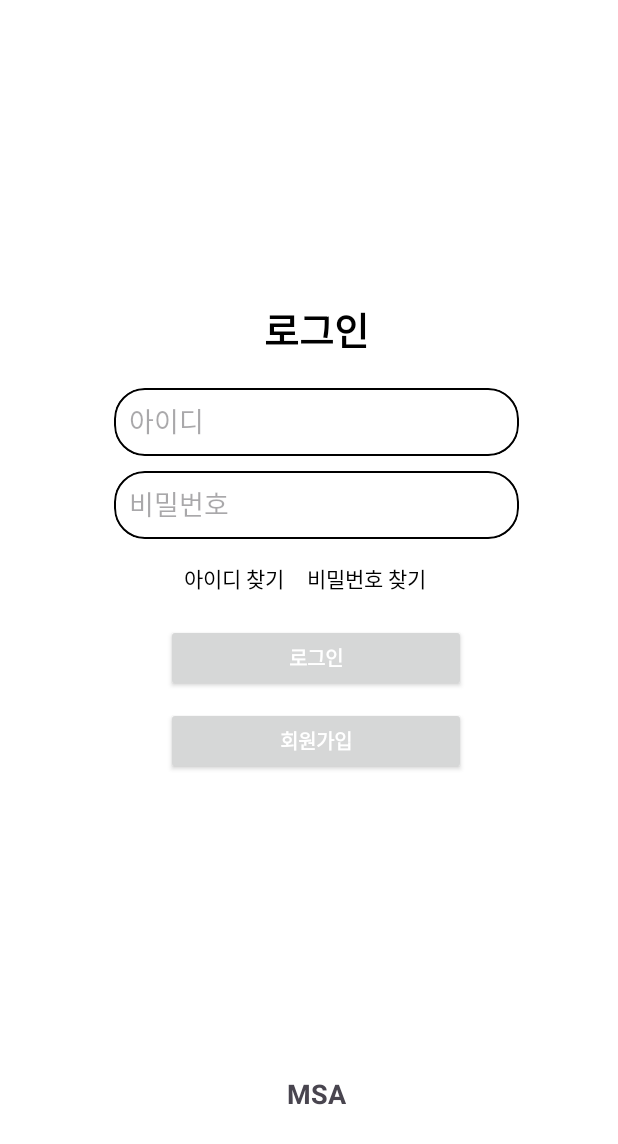
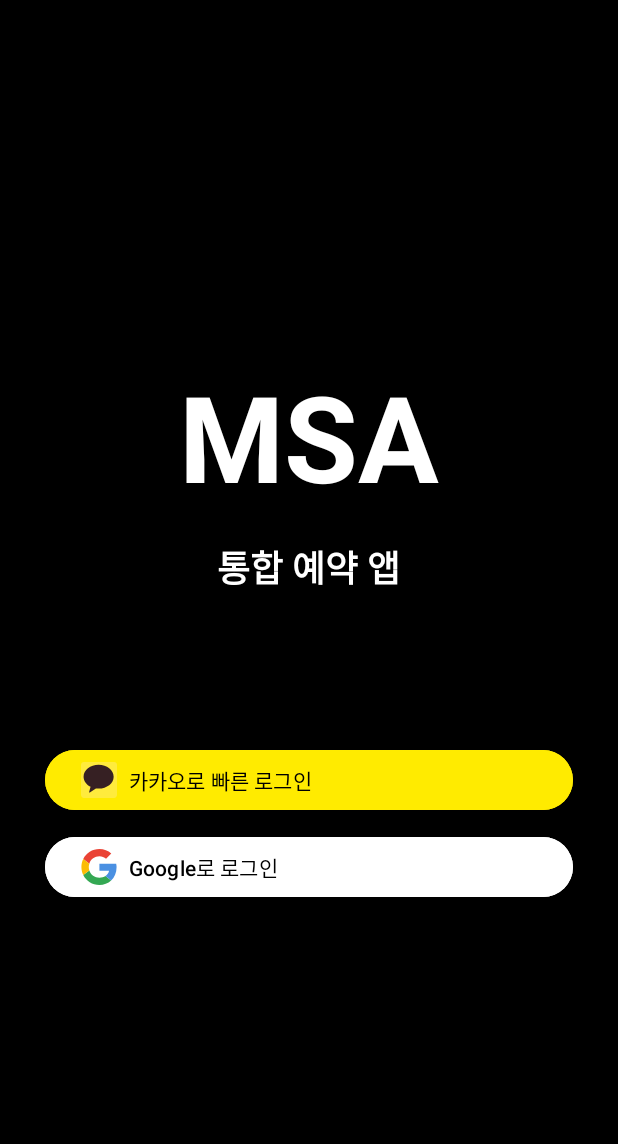
Before and after one commit to parkbjgit/MSA, an Android app: the screen it shows after launch (LoginActivity), on a phone screen of 412 x 824 dp. Shown: the top 1144 px of the screen. Run offline under Robolectric (Android 15) with nearby library versions, the light colour scheme and no system bars.

Commit message:
로그인 화면 카카오, 구글 로그인으로 변경 일단 구글 로그인만 개발 예정

```diff
--- a/app/src/main/java/com/example/msa/LoginActivity.java
+++ b/app/src/main/java/com/example/msa/LoginActivity.java
@@ -9,17 +9,16 @@
 
 public class LoginActivity extends AppCompatActivity {
 
-    private Button btn_login, btn_signup;
+    private Button btn_google_login, btn_signup;
 
     @Override
     protected void onCreate(Bundle savedInstanceState) {
         super.onCreate(savedInstanceState);
         setContentView(R.layout.activity_login);
 
-        btn_login = findViewById(R.id.btn_login);
-        btn_signup = findViewById(R.id.btn_signup);
+        btn_google_login = findViewById(R.id.btn_google_login);
 
-        btn_login.setOnClickListener(new View.OnClickListener() {
+        btn_google_login.setOnClickListener(new View.OnClickListener() {
             @Override
             public void onClick(View v) {
                 // btn_login 클릭 시 activity_main으로 화면 이동
@@ -27,14 +26,5 @@
                 startActivity(intent);
             }
         });
-
-        btn_signup.setOnClickListener(new View.OnClickListener() {
-            @Override
-            public void onClick(View v) {
-                // btn_signup 클릭 시 activity_signup으로 화면 이동
-                Intent intent = new Intent(LoginActivity.this, SignUpActivity.class);
-                startActivity(intent);
-            }
-        });
     }
 }
--- /dev/null
+++ b/app/src/main/res/drawable/google.xml
@@ -0,0 +1,11 @@
+<vector xmlns:android="http://schemas.android.com/apk/res/android" android:height="24dp" android:viewportHeight="512" android:viewportWidth="512" android:width="24dp">
+
+    <path android:fillColor="#EA4335" android:pathData="M118.2,208.3c19.9,-60.3 76.5,-103.6 143.7,-103.6c36.1,0 68.6,12.8 94.3,33.7L430.5,64C385.2,24.4 327,0 261.8,0C160.9,0 74,57.6 32.3,141.9L118.2,208.3z"/>
+
+    <path android:fillColor="#34A853" android:pathData="M348,384.3c-23.3,15 -52.8,23 -86.2,23c-66.9,0 -123.3,-43 -143.4,-102.9l-86.2,65.4C73.9,454.3 160.8,512 261.8,512c62.6,0 122.4,-22.2 167.1,-64L348,384.3z"/>
+
+    <path android:fillColor="#4A90E2" android:pathData="M428.9,448c46.8,-43.7 77.2,-108.7 77.2,-192c0,-15.1 -2.3,-31.4 -5.8,-46.5H261.8v98.9h137.3c-6.8,33.3 -25,59 -51.1,75.9L428.9,448z"/>
+
+    <path android:fillColor="#FBBC05" android:pathData="M118.4,304.4c-5.1,-15.2 -7.9,-31.4 -7.9,-48.4c0,-16.7 2.7,-32.7 7.6,-47.7l-85.9,-66.4C15.1,176.2 5.8,214.9 5.8,256c0,40.9 9.5,79.6 26.4,113.8L118.4,304.4z"/>
+
+</vector>
--- /dev/null
+++ b/app/src/main/res/drawable/kakao.xml
@@ -0,0 +1,7 @@
+<vector xmlns:android="http://schemas.android.com/apk/res/android" android:height="24.001896dp" android:viewportHeight="126.61" android:viewportWidth="126.6" android:width="24dp">
+
+    <path android:fillColor="#FFEB3D" android:pathData="M126.6,116.47C126.6,122.06 122.06,126.61 116.46,126.61L10.13,126.61C4.54,126.61 -0,122.06 -0,116.47L-0,10.14C-0,4.54 4.54,0 10.13,0L116.46,0C122.06,0 126.6,4.54 126.6,10.14Z"/>
+
+    <path android:fillColor="#362023" android:pathData="M61.94,10.01C32.73,10.01 9.06,28.7 9.06,51.77C9.06,66.61 18.87,79.62 33.6,87.04L28.61,105.65C28.42,106.23 28.57,106.84 28.99,107.25C29.28,107.52 29.66,107.68 30.06,107.68C30.39,107.68 30.7,107.54 30.99,107.32L52.42,92.85C55.53,93.3 58.7,93.55 61.94,93.55C91.14,93.55 114.84,74.87 114.84,51.77C114.84,28.7 91.14,10.01 61.94,10.01"/>
+
+</vector>
--- a/app/src/main/res/layout/activity_login.xml
+++ b/app/src/main/res/layout/activity_login.xml
@@ -1,127 +1,65 @@
 <?xml version="1.0" encoding="utf-8"?>
-<FrameLayout xmlns:android="http://schemas.android.com/apk/res/android"
+<RelativeLayout xmlns:android="http://schemas.android.com/apk/res/android"
     xmlns:tools="http://schemas.android.com/tools"
+    android:id="@+id/layout_root"
     android:layout_width="match_parent"
     android:layout_height="match_parent"
-    xmlns:app="http://schemas.android.com/apk/res-auto"
-    android:background="#ffffff">
+    android:background="#000000"
+    android:gravity="center"
+    tools:context=".MainActivity">
 
 
-    <LinearLayout
+    <TextView
+        android:id="@+id/logoText"
+        android:layout_width="wrap_content"
+        android:layout_height="wrap_content"
+        android:layout_marginTop="16dp"
+        android:layout_centerHorizontal="true"
+        android:text="MSA"
+        android:textColor="@android:color/white"
+        android:textSize="80sp"
+        android:textStyle="bold" />
+
+    <TextView
+        android:id="@+id/logoText2"
+        android:layout_width="wrap_content"
+        android:layout_height="wrap_content"
+        android:layout_below="@id/logoText"
+        android:layout_marginTop="16dp"
+        android:layout_centerHorizontal="true"
+        android:text="통합 예약 앱"
+        android:textColor="@android:color/white"
+        android:textSize="24sp"
+        android:textStyle="bold" />
+
+    <!-- KakaoTalk Login Button -->
+    <Button
+        android:id="@+id/btn_kakao_login"
         android:layout_width="match_parent"
-        android:layout_height="match_parent"
-        android:layout_marginTop="200dp"
-        android:layout_marginLeft="40dp"
+        android:layout_height="wrap_content"
+        android:layout_below="@id/logoText2"
+        android:layout_marginTop="100dp"
+        android:layout_marginLeft="30dp"
         android:layout_marginRight="30dp"
-        android:layout_marginBottom="30dp"
-        android:orientation="vertical">
-
-        <TextView
-            android:id="@+id/logintext"
-            android:layout_width="match_parent"
-            android:layout_height="wrap_content"
-            android:layout_marginBottom="20dp"
-            android:textColor="@color/black"
-            android:text="로그인"
-            android:textStyle="bold"
-            android:textSize="25dp"
-            android:textAlignment="center"
-            android:gravity="center_horizontal" />
-
-        <EditText
-            android:id="@+id/editID"
-            android:layout_width="270dp"
-            android:layout_height="45dp"
-            android:layout_marginBottom="10dp"
-            android:layout_gravity="center"
-            android:ems="10"
-            android:hint="아이디"
-            android:inputType="textPersonName"
-            android:text=""
-            android:background="@drawable/edittext_bg"
-            android:padding="10dp"
-            android:backgroundTint="@android:color/black"
-            android:foregroundTint="@android:color/black"
-            android:outlineSpotShadowColor="@android:color/black"
-            android:outlineAmbientShadowColor="@android:color/black"
-            android:clipToOutline="true"
-        />
+        android:backgroundTint="#FFEB00"
+        android:text="카카오로 빠른 로그인"
+        android:textColor="#000000"
+        android:drawableLeft="@drawable/kakao"
+        android:gravity="center_vertical" />
 
 
-        <EditText
-            android:id="@+id/editPassword"
-            android:layout_width="270dp"
-            android:layout_height="45dp"
-            android:layout_gravity="center"
-            android:ems="10"
-            android:hint="비밀번호"
-            android:inputType="textPassword"
-            android:text=""
-            android:background="@drawable/edittext_bg"
-            android:padding="10dp"
-            android:backgroundTint="@android:color/black"
-            android:foregroundTint="@android:color/black"
-            android:outlineSpotShadowColor="@android:color/black"
-            android:outlineAmbientShadowColor="@android:color/black"
-            android:clipToOutline="true"/>
+    <Button
+        android:id="@+id/btn_google_login"
+        android:layout_width="match_parent"
+        android:layout_height="wrap_content"
+        android:layout_below="@id/btn_kakao_login"
+        android:layout_marginTop="10dp"
+        android:layout_marginLeft="30dp"
+        android:layout_marginRight="30dp"
+        android:backgroundTint="#FFFFFF"
+        android:text="Google로 로그인"
+        android:textColor="#000000"
+        android:drawableLeft="@drawable/google"
+        android:gravity="center_vertical" />
 
-        <LinearLayout
-            android:id="@+id/login_linearLayout3"
-            android:layout_width="match_parent"
-            android:layout_height="wrap_content"
-            android:layout_marginTop="15dp"
-            android:orientation="horizontal"
-            android:gravity="center"
-            app:layout_constraintTop_toBottomOf="@+id/btn_login">
-            <TextView
-                android:id="@+id/findIdTextView"
-                android:layout_width="wrap_content"
-                android:layout_height="wrap_content"
-                android:layout_marginEnd="15dp"
-                android:text="아이디 찾기"
-                android:textColor="@color/black"></TextView>
-            <TextView
-                android:id="@+id/findPwTextView"
-                android:layout_width="wrap_content"
-                android:layout_height="wrap_content"
-                android:layout_marginEnd="15dp"
-                android:text="비밀번호 찾기"
-                android:textColor="@color/black"></TextView>
-        </LinearLayout>
-
-        <androidx.appcompat.widget.AppCompatButton
-            android:id="@+id/btn_login"
-            android:layout_width="200dp"
-            android:layout_height="45dp"
-            android:layout_marginTop="20dp"
-            android:layout_gravity="center"
-            android:text="로그인"
-            android:textColor="@color/white"
-            android:textSize="13sp"
-            android:textStyle="bold" />
-
-        <androidx.appcompat.widget.AppCompatButton
-            android:id="@+id/btn_signup"
-            android:layout_width="200dp"
-            android:layout_height="45dp"
-            android:layout_marginTop="10dp"
-            android:layout_gravity="center"
-            android:text="회원가입"
-            android:textColor="@color/white"
-            android:textSize="13sp"
-            android:textStyle="bold" />
-
-
-        <TextView
-            android:id="@+id/textView4"
-            android:layout_width="match_parent"
-            android:layout_height="wrap_content"
-            android:layout_marginTop="200dp"
-            android:textAlignment="center"
-            android:gravity="center_horizontal"
-            android:text="MSA"
-            android:textSize="18dp"
-            android:textStyle="bold" />
-
-    </LinearLayout>
-</FrameLayout>
+</RelativeLayout>
```
Also changed, not shown: app/src/main/kakao_logo-playstore.png (added).
